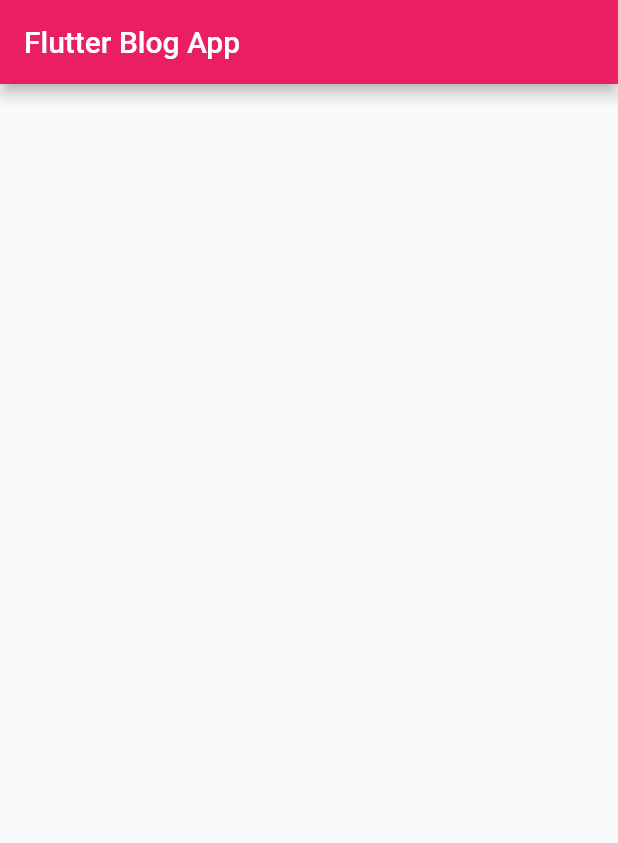
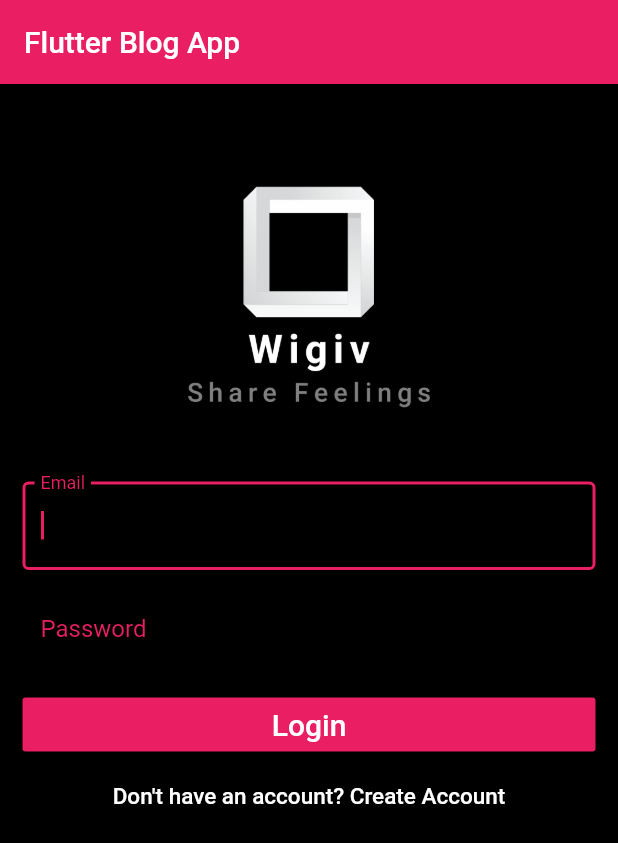
Before and after one commit to didierganthier/flutter_blog_app, a Flutter app: the screen it shows after launch, on a phone screen of 412 x 824 dp. Shown: the top 843 px of the screen. Run offline on Flutter 3.47's test engine with Material 2 defaults, Android fonts, the phone set to English and light mode, and no system bars.

Commit message:
basic design in login_register_page.dart

```diff
--- a/lib/login_register_page.dart
+++ b/lib/login_register_page.dart
@@ -4,14 +4,18 @@ class LoginRegisterPage extends StatelessWidget {
   @override
   Widget build(BuildContext context) {
     return Scaffold(
+      backgroundColor: Colors.black,
       appBar: AppBar(
         title: Text("Flutter Blog App"),
       ),
-      body: Container(
-        margin: EdgeInsets.all(15.0),
-        child: Form(
-          child: Column(
-            children: [],
+      body: SingleChildScrollView(
+        child: Container(
+          margin: EdgeInsets.all(15.0),
+          child: Form(
+            child: Column(
+              crossAxisAlignment: CrossAxisAlignment.stretch,
+              children: createInputs() + createButtons(),
+            ),
           ),
         ),
       ),
@@ -19,10 +23,34 @@ class LoginRegisterPage extends StatelessWidget {
   }
 }
 
+List<Widget> createInputs() {
+  return [
+    SizedBox(
+      height: 10.0,
+    ),
+    logo(),
+    SizedBox(
+      height: 20.0,
+    ),
+    TextFormField(
+      decoration: InputDecoration(labelText: 'Email', labelStyle: TextStyle(color: Colors.pink),border: OutlineInputBorder(borderSide: BorderSide(color: Colors.pink))),
+      autofocus: true,
+    ),
+    SizedBox(
+      height: 10.0,
+    ),
+    TextFormField(
+      decoration: InputDecoration(labelText: 'Password', labelStyle: TextStyle(color: Colors.pink),border: OutlineInputBorder(borderSide: BorderSide(color: Colors.pink))),
+    ),
+    SizedBox(
+      height: 10.0,
+    ),
+  ];
+}
 
-
-Widget logo(){
+Widget logo() {
   return Hero(
+    tag: 'hero',
     child: CircleAvatar(
       backgroundColor: Colors.transparent,
       radius: 110.0,
@@ -30,3 +58,25 @@ Widget logo(){
     ),
   );
 }
+
+List<Widget> createButtons() {
+  return [
+    RaisedButton(
+      onPressed: () {},
+      child: Text(
+        'Login',
+        style: TextStyle(fontSize: 20.0),
+      ),
+      textColor: Colors.white,
+      color: Colors.pink,
+    ),
+    FlatButton(
+      onPressed: () {},
+      child: Text(
+        "Don't have an account? Create Account",
+        style: TextStyle(fontSize: 15.0),
+      ),
+      textColor: Colors.white,
+    )
+  ];
+}
```
